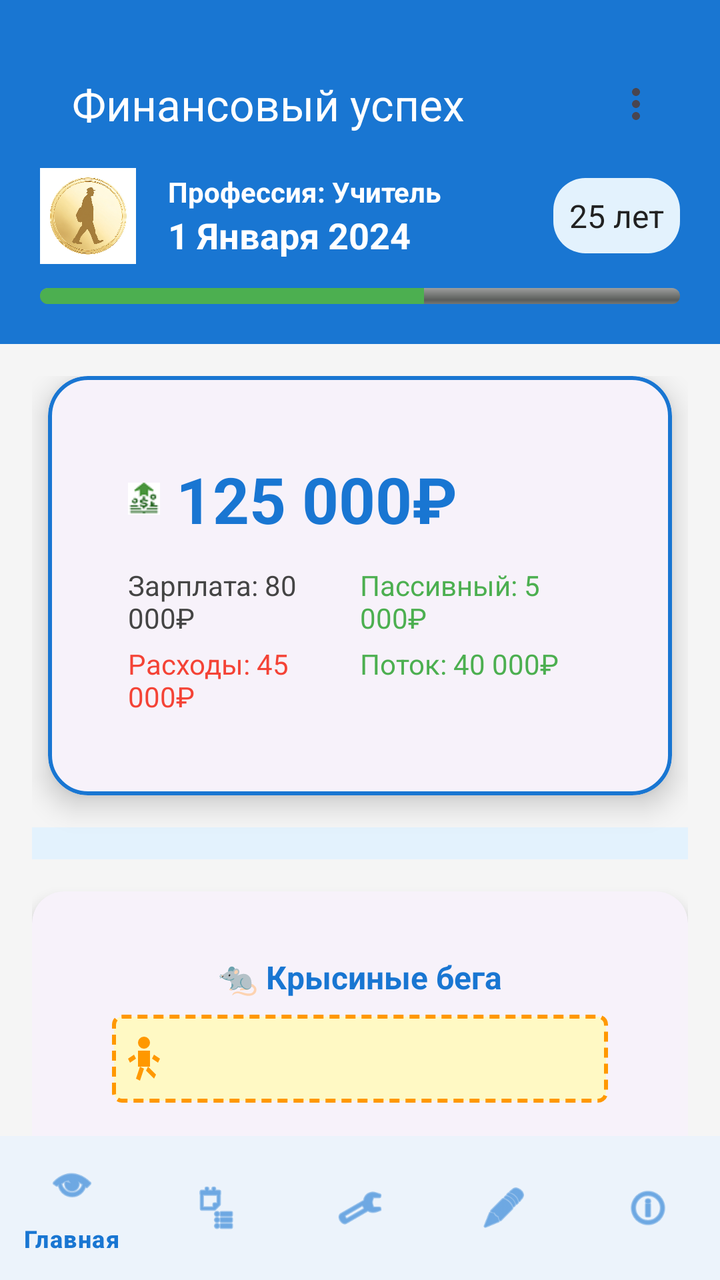
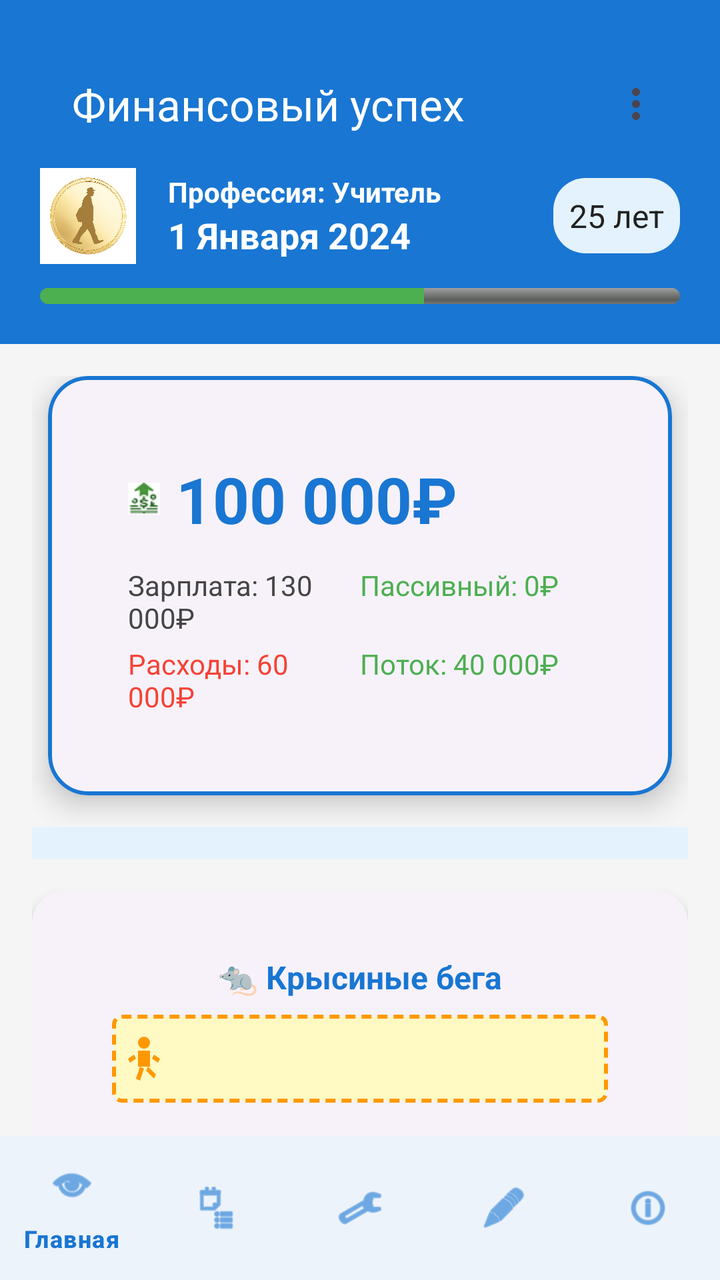

Two renders of the same Android screen: before a commit and after it. Below are the layout's source before the change and the commit's diff.
<!-- AndroidManifest.xml: application theme Theme.FinancialSuccess -->
<!-- res/layout/activity_game.xml -->
<?xml version="1.0" encoding="utf-8"?>
<androidx.coordinatorlayout.widget.CoordinatorLayout
    xmlns:android="http://schemas.android.com/apk/res/android"
    xmlns:app="http://schemas.android.com/apk/res-auto"
    android:layout_width="match_parent"
    android:layout_height="match_parent"
    android:background="@color/background_color">

    
    <com.google.android.material.appbar.AppBarLayout
        android:id="@+id/headerPanel"
        android:layout_width="match_parent"
        android:layout_height="wrap_content"
        android:background="@color/primary_color"
        android:padding="20dp"
        app:elevation="4dp">

        <com.google.android.material.appbar.MaterialToolbar
            android:id="@+id/toolbar"
            android:layout_width="match_parent"
            android:layout_height="wrap_content"
            android:background="@color/primary_color"
            app:title="@string/app_name"
            app:titleTextColor="@color/white"
            app:navigationIconTint="@color/white"
            app:menu="@menu/game_actions" />

        <LinearLayout
            android:layout_width="match_parent"
            android:layout_height="wrap_content"
            android:orientation="vertical">

            <LinearLayout
                android:layout_width="match_parent"
                android:layout_height="wrap_content"
                android:orientation="horizontal"
                android:gravity="center_vertical">

                <ImageView
                    android:id="@+id/iv_player_avatar"
                    android:layout_width="48dp"
                    android:layout_height="48dp"
                    android:src="@drawable/player_token"
                    android:contentDescription="Аватар игрока"
                    android:background="@drawable/bg_avatar_circle"
                    android:layout_marginEnd="16dp" />

                <LinearLayout
                    android:layout_width="0dp"
                    android:layout_height="wrap_content"
                    android:layout_weight="1"
                    android:orientation="vertical">

                    <TextView
                        android:id="@+id/tv_profession"
                        android:layout_width="wrap_content"
                        android:layout_height="wrap_content"
                        android:text="Профессия: Учитель"
                        android:textSize="14sp"
                        android:textColor="@color/white"
                        android:textStyle="bold"
                        android:maxLines="1"
                        android:ellipsize="end" />

                    <TextView
                        android:id="@+id/tv_current_date"
                        android:layout_width="wrap_content"
                        android:layout_height="wrap_content"
                        android:text="1 Января 2024"
                        android:textSize="18sp"
                        android:textColor="@color/white"
                        android:textStyle="bold"
                        android:maxLines="1"
                        android:ellipsize="end" />
                </LinearLayout>

                <TextView
                    android:id="@+id/tv_age"
                    android:layout_width="wrap_content"
                    android:layout_height="wrap_content"
                    android:text="25 лет"
                    android:textColor="@color/text_primary"
                    android:textSize="16sp"
                    android:background="@drawable/bg_age_chip"
                    android:padding="8dp"
                    android:layout_marginStart="8dp"
                    android:clickable="true"
                    android:focusable="true"
                    android:maxLines="1"
                    android:ellipsize="end" />
            </LinearLayout>

            <ProgressBar
                android:id="@+id/progress_life"
                style="@android:style/Widget.ProgressBar.Horizontal"
                android:layout_width="match_parent"
                android:layout_height="8dp"
                android:progress="60"
                android:max="100"
                android:progressTint="@color/success_color"
                android:backgroundTint="@color/primary_color_light"
                android:layout_marginTop="12dp" />
        </LinearLayout>
    </com.google.android.material.appbar.AppBarLayout>

    
    <androidx.core.widget.NestedScrollView
        android:id="@+id/contentScroll"
        android:layout_width="match_parent"
        android:layout_height="match_parent"
        app:layout_behavior="@string/appbar_scrolling_view_behavior"
        android:clipToPadding="false"
        android:paddingBottom="72dp">

        <LinearLayout
            android:layout_width="match_parent"
            android:layout_height="wrap_content"
            android:orientation="vertical"
            android:paddingStart="16dp"
            android:paddingEnd="16dp"
            android:paddingTop="16dp"
            android:paddingBottom="16dp">

            
            <com.google.android.material.card.MaterialCardView
                android:id="@+id/card_balance"
                android:layout_width="match_parent"
                android:layout_height="wrap_content"
                android:layout_marginStart="8dp"
                android:layout_marginEnd="8dp"
                android:layout_marginBottom="16dp"
                app:cardElevation="8dp"
                app:cardCornerRadius="20dp"
                app:strokeColor="@color/primary_color"
                app:strokeWidth="2dp">

                <LinearLayout
                    android:layout_width="match_parent"
                    android:layout_height="wrap_content"
                    android:orientation="vertical"
                    android:padding="24dp">

                    <TextView
                        android:id="@+id/tv_cash"
                        android:layout_width="wrap_content"
                        android:layout_height="wrap_content"
                        android:text="125 000₽"
                        android:textSize="32sp"
                        android:textStyle="bold"
                        android:textColor="@color/primary_color"
                        android:drawableLeft="@drawable/icon_income"
                        android:drawablePadding="8dp" />

                    <LinearLayout
                        android:layout_width="match_parent"
                        android:layout_height="wrap_content"
                        android:orientation="horizontal"
                        android:layout_marginTop="12dp">

                        <TextView
                            android:id="@+id/tv_salary"
                            android:layout_width="0dp"
                            android:layout_height="wrap_content"
                            android:layout_weight="1"
                            android:text="Зарплата: 80 000₽"
                            android:textSize="14sp"
                            android:textColor="@color/text_secondary" />

                        <TextView
                            android:id="@+id/tv_passive_income"
                            android:layout_width="0dp"
                            android:layout_height="wrap_content"
                            android:layout_weight="1"
                            android:text="Пассивный: 5 000₽"
                            android:textSize="14sp"
                            android:textColor="@color/success_color" />
                    </LinearLayout>

                    <LinearLayout
                        android:layout_width="match_parent"
                        android:layout_height="wrap_content"
                        android:orientation="horizontal"
                        android:layout_marginTop="4dp">

                        <TextView
                            android:id="@+id/tv_expenses"
                            android:layout_width="0dp"
                            android:layout_height="wrap_content"
                            android:layout_weight="1"
                            android:text="Расходы: 45 000₽"
                            android:textSize="14sp"
                            android:textColor="@color/error_color" />

                        <TextView
                            android:id="@+id/tv_cash_flow"
                            android:layout_width="0dp"
                            android:layout_height="wrap_content"
                            android:layout_weight="1"
                            android:text="Поток: 40 000₽"
                            android:textSize="14sp"
                            android:textColor="@color/success_color" />
                    </LinearLayout>
                </LinearLayout>
            </com.google.android.material.card.MaterialCardView>

            
            <LinearLayout
                android:id="@+id/monthProgressBar"
                android:layout_width="match_parent"
                android:layout_height="16dp"
                android:orientation="horizontal"
                android:background="@color/primary_color_light"
                android:gravity="center_vertical"
                android:layout_marginBottom="16dp"
                android:padding="2dp" />

            
            <com.google.android.material.card.MaterialCardView
                android:layout_width="match_parent"
                android:layout_height="wrap_content"
                app:cardElevation="4dp"
                app:cardCornerRadius="16dp"
                android:layout_marginBottom="16dp">

                <LinearLayout
                    android:layout_width="match_parent"
                    android:layout_height="wrap_content"
                    android:orientation="vertical"
                    android:padding="16dp">

                    <TextView
                        android:id="@+id/tv_game_status"
                        android:layout_width="wrap_content"
                        android:layout_height="wrap_content"
                        android:text="🐀 Крысиные бега"
                        android:textSize="16sp"
                        android:textColor="@color/primary_color"
                        android:textStyle="bold"
                        android:layout_gravity="center_horizontal" />

                    <LinearLayout
                        android:id="@+id/ll_game_track"
                        android:layout_width="match_parent"
                        android:layout_height="60dp"
                        android:orientation="horizontal"
                        android:gravity="center_vertical"
                        android:padding="8dp">

                        <LinearLayout
                            android:id="@+id/ll_track_line"
                            android:layout_width="0dp"
                            android:layout_height="match_parent"
                            android:layout_weight="1"
                            android:orientation="horizontal"
                            android:background="@drawable/track_line"
                            android:gravity="center_vertical">

                            <ImageView
                                android:id="@+id/iv_player_on_track"
                                android:layout_width="32dp"
                                android:layout_height="32dp"
                                android:src="@drawable/ic_runner"
                                android:contentDescription="Игрок на дорожке" />
                        </LinearLayout>
                    </LinearLayout>
                </LinearLayout>
            </com.google.android.material.card.MaterialCardView>

            
            <com.google.android.material.card.MaterialCardView
                android:id="@+id/card_dice"
                android:layout_width="match_parent"
                android:layout_height="wrap_content"
                app:cardElevation="4dp"
                app:cardCornerRadius="16dp"
                android:layout_marginBottom="16dp"
                android:clickable="true"
                android:focusable="true"
                android:foreground="?attr/selectableItemBackground">

                <LinearLayout
                    android:layout_width="match_parent"
                    android:layout_height="wrap_content"
                    android:orientation="vertical"
                    android:padding="24dp"
                    android:gravity="center">

                    <ImageView
                        android:id="@+id/iv_dice"
                        android:layout_width="80dp"
                        android:layout_height="80dp"
                        android:layout_marginBottom="8dp"
                        android:background="@drawable/dice_1"
                        android:contentDescription="Кубик" />

                    <TextView
                        android:id="@+id/tv_dice_value"
                        android:layout_width="wrap_content"
                        android:layout_height="wrap_content"
                        android:text="Брось кубик!"
                        android:textSize="20sp"
                        android:textStyle="bold"
                        android:layout_marginBottom="8dp" />
                </LinearLayout>
            </com.google.android.material.card.MaterialCardView>

            
            <LinearLayout
                android:id="@+id/layoutGameActions"
                android:layout_width="match_parent"
                android:layout_height="wrap_content"
                android:orientation="horizontal"
                android:gravity="center"
                android:background="@color/white"
                android:padding="8dp"
                android:layout_marginBottom="8dp">

                <com.google.android.material.button.MaterialButton
                    android:id="@+id/btnFinancialStatement"
                    android:layout_width="0dp"
                    android:layout_height="wrap_content"
                    android:layout_weight="1"
                    android:text="Фин. отчет" />
            </LinearLayout>

            
            <LinearLayout
                android:layout_width="match_parent"
                android:layout_height="wrap_content"
                android:orientation="horizontal"
                android:gravity="center"
                android:background="@color/white"
                android:padding="8dp"
                android:layout_marginBottom="16dp">

                <com.google.android.material.button.MaterialButton
                    android:id="@+id/btnSaveGame"
                    android:layout_width="0dp"
                    android:layout_height="wrap_content"
                    android:layout_weight="1"
                    android:text="Сохранить игру" />

                <com.google.android.material.button.MaterialButton
                    android:id="@+id/btnExit"
                    android:layout_width="0dp"
                    android:layout_height="wrap_content"
                    android:layout_weight="1"
                    android:text="Выйти" />
            </LinearLayout>

            
            <com.google.android.material.button.MaterialButton
                android:id="@+id/btnHealthStatus"
                android:layout_width="wrap_content"
                android:layout_height="wrap_content"
                android:text="Здоровье"
                android:visibility="gone" />

            <androidx.recyclerview.widget.RecyclerView
                android:id="@+id/recyclerViewAssets"
                android:layout_width="match_parent"
                android:layout_height="wrap_content"
                android:nestedScrollingEnabled="false"
                android:visibility="gone" />

            <TextView
                android:id="@+id/tvHealthStatus"
                android:layout_width="wrap_content"
                android:layout_height="wrap_content"
                android:text="Статус здоровья"
                android:visibility="gone" />

            <TextView
                android:id="@+id/tvTrackInfo"
                android:layout_width="wrap_content"
                android:layout_height="wrap_content"
                android:text="Информация о треке"
                android:visibility="gone" />

            <TextView
                android:id="@+id/tvFinishGoal"
                android:layout_width="wrap_content"
                android:layout_height="wrap_content"
                android:text="Финальная цель"
                android:visibility="gone" />

        </LinearLayout>
    </androidx.core.widget.NestedScrollView>

    
    <com.google.android.material.bottomnavigation.BottomNavigationView
        android:id="@+id/bottom_navigation"
        android:layout_width="match_parent"
        android:layout_height="72dp"
        android:layout_gravity="bottom"
        android:background="@color/white"
        app:itemIconTint="@color/primary_color"
        app:itemTextColor="@color/primary_color"
        app:menu="@menu/bottom_nav_menu" />

</androidx.coordinatorlayout.widget.CoordinatorLayout>
<!-- resources referenced by this layout -->
<resources>
  <color name="background_color">#F5F5F5</color>
  <color name="error_color">#F44336</color>
  <color name="primary_color">#1976D2</color>
  <color name="primary_color_light">#E3F2FD</color>
  <color name="success_color">#4CAF50</color>
  <color name="text_primary">#212121</color>
  <color name="text_secondary">#444444</color>
  <color name="white">#FFFFFF</color>
  <!-- drawable bg_age_chip (drawable) -->
  <?xml version="1.0" encoding="utf-8"?>
  <shape xmlns:android="http://schemas.android.com/apk/res/android" android:shape="rectangle">
      <solid android:color="@color/primary_color_light"/>
      <corners android:radius="16dp"/>
  </shape>
  <!-- drawable bg_avatar_circle (drawable) -->
  <?xml version="1.0" encoding="utf-8"?>
  <shape xmlns:android="http://schemas.android.com/apk/res/android" android:shape="oval">
      <solid android:color="@color/primary_color_light"/>
  </shape>
  <!-- drawable ic_runner (drawable) -->
  <?xml version="1.0" encoding="utf-8"?>
  <vector xmlns:android="http://schemas.android.com/apk/res/android"
      android:width="32dp"
      android:height="32dp"
      android:viewportWidth="32"
      android:viewportHeight="32">
      
      
      <path
          android:fillColor="#FF9800"
          android:pathData="M16,8m-3,0a3,3 0,1 1,6 0a3,3 0,1 1,-6 0"/>
      
      
      <path
          android:fillColor="#FF9800"
          android:pathData="M13,12h6v8h-6z"/>
      
      
      <path
          android:fillColor="#FF9800"
          android:pathData="M11,14l-3,2l1,2l3,-2z"/>
      
      <path
          android:fillColor="#FF9800"
          android:pathData="M21,14l3,2l-1,2l-3,-2z"/>
      
      
      <path
          android:fillColor="#FF9800"
          android:pathData="M14,20l-2,6l2,1l2,-6z"/>
      
      <path
          android:fillColor="#FF9800"
          android:pathData="M18,20l4,4l-1,2l-4,-4z"/>
  </vector>
  <!-- drawable track_line (drawable) -->
  <?xml version="1.0" encoding="utf-8"?>
  <shape xmlns:android="http://schemas.android.com/apk/res/android"
      android:shape="rectangle">
      
      <solid android:color="#FFF9C4"/>
      
      <stroke
          android:width="2dp"
          android:color="#FF9800"
          android:dashWidth="5dp"
          android:dashGap="3dp"/>
      
      <corners android:radius="4dp"/>
      
  </shape>
  <string name="app_name">Финансовый успех</string>
  <color name="primary_variant">#0D47A1</color>
  <color name="secondary_color">#FFC107</color>
  <color name="secondary_variant">#FF8F00</color>
  <color name="black">#000000</color>
  <color name="surface_color">#FFFFFF</color>
  <style name="Widget.App.CardView" parent="Widget.Material3.CardView.Elevated">
          <item name="cardCornerRadius">12dp</item>
          <item name="cardElevation">4dp</item>
          <item name="contentPadding">16dp</item>
      </style>
  <style name="Widget.App.Button" parent="Widget.Material3.Button">
          <item name="cornerRadius">8dp</item>
          <item name="android:textAllCaps">false</item>
      </style>
  <!-- unchanged entries left out for length: 4 -->
</resources>

<!-- the commit's change to res/layout/activity_game.xml (unified diff, before → after) -->
@@ -144,7 +144,7 @@
                         android:id="@+id/tv_cash"
                         android:layout_width="wrap_content"
                         android:layout_height="wrap_content"
-                        android:text="125 000₽"
+                        android:text="100 000₽"
                         android:textSize="32sp"
                         android:textStyle="bold"
                         android:textColor="@color/primary_color"
@@ -162,7 +162,7 @@
                             android:layout_width="0dp"
                             android:layout_height="wrap_content"
                             android:layout_weight="1"
-                            android:text="Зарплата: 80 000₽"
+                            android:text="Зарплата: 130 000₽"
                             android:textSize="14sp"
                             android:textColor="@color/text_secondary" />
 
@@ -171,7 +171,7 @@
                             android:layout_width="0dp"
                             android:layout_height="wrap_content"
                             android:layout_weight="1"
-                            android:text="Пассивный: 5 000₽"
+                            android:text="Пассивный: 0₽"
                             android:textSize="14sp"
                             android:textColor="@color/success_color" />
                     </LinearLayout>
@@ -187,7 +187,7 @@
                             android:layout_width="0dp"
                             android:layout_height="wrap_content"
                             android:layout_weight="1"
-                            android:text="Расходы: 45 000₽"
+                            android:text="Расходы: 60 000₽"
                             android:textSize="14sp"
                             android:textColor="@color/error_color" />
 
